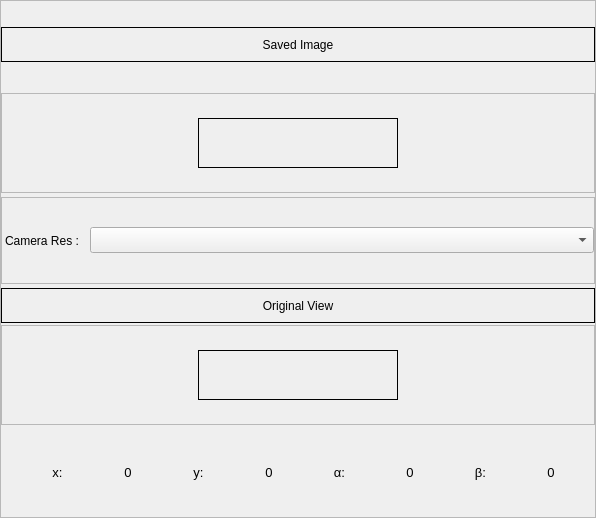
Above: ui_setup.ui from mhafiz03/moilapp-plugin-surveillance-fisheye-camera before the change. Below: the same form after it.
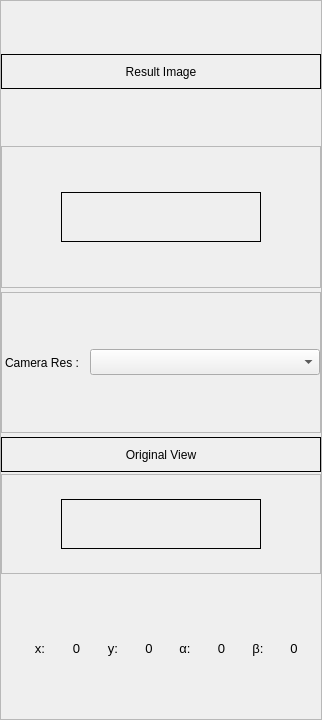
That is the form after the change. Icons and pictures are not drawn.

```diff
--- a/ui_setup.ui
+++ b/ui_setup.ui
@@ -6,8 +6,8 @@
    <rect>
     <x>0</x>
     <y>0</y>
-    <width>596</width>
-    <height>518</height>
+    <width>322</width>
+    <height>720</height>
    </rect>
   </property>
   <property name="windowTitle">
@@ -30,7 +30,13 @@
     <number>0</number>
    </property>
    <item>
-    <widget class="QFrame" name="frame_4">
+    <widget class="QFrame" name="frame">
+     <property name="minimumSize">
+      <size>
+       <width>0</width>
+       <height>720</height>
+      </size>
+     </property>
      <property name="frameShape">
       <enum>QFrame::StyledPanel</enum>
      </property>
@@ -54,10 +60,16 @@
        <number>0</number>
       </property>
       <item>
-       <widget class="QFrame" name="frame_container_source">
+       <widget class="QFrame" name="frame_3">
+        <property name="minimumSize">
+         <size>
+          <width>320</width>
+          <height>0</height>
+         </size>
+        </property>
         <property name="maximumSize">
          <size>
-          <width>16777215</width>
+          <width>320</width>
           <height>16777215</height>
          </size>
         </property>
@@ -125,7 +137,7 @@
                <enum>QFrame::Box</enum>
               </property>
               <property name="text">
-               <string>Saved Image</string>
+               <string>Result Image</string>
               </property>
               <property name="alignment">
                <set>Qt::AlignCenter</set>
```
Left out of the diff: 10 changed lines with no effect on the pictures.
